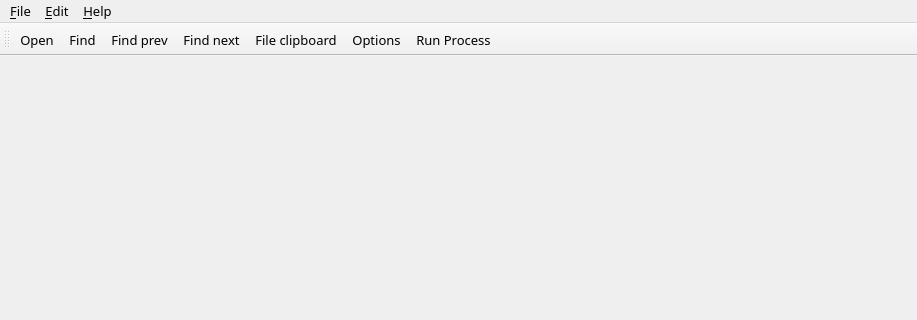
This is ComBombGui/mainwindow.ui in cdesjardins/ComBomb as Qt 5 draws it before an edit; both pictures show x 0 to 917 and y 0 to 320 of the 917 by 637 pixel window. The edited form follows.
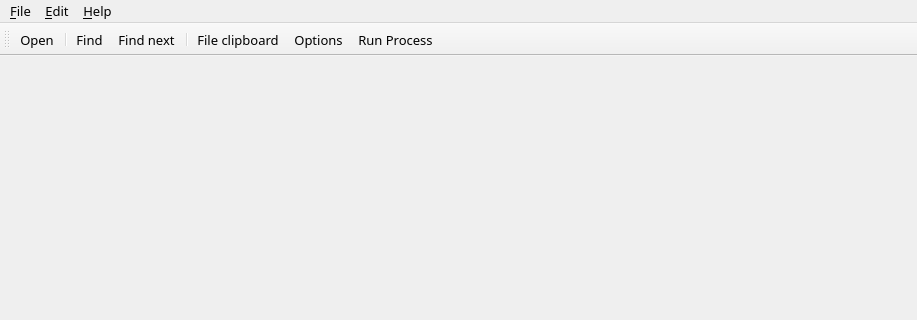
This is the edited form. Icons and pictures are not drawn.

```diff
--- a/ComBombGui/mainwindow.ui
+++ b/ComBombGui/mainwindow.ui
@@ -80,9 +80,10 @@
     <bool>false</bool>
    </attribute>
    <addaction name="actionOpen"/>
+   <addaction name="separator"/>
    <addaction name="action_Find"/>
-   <addaction name="actionFind_prev"/>
    <addaction name="actionFind_next"/>
+   <addaction name="separator"/>
    <addaction name="actionFile_clipboard"/>
    <addaction name="action_Options"/>
    <addaction name="action_Run_Process"/>
```
Left out of the diff: 1 changed line with no effect on the pictures.
